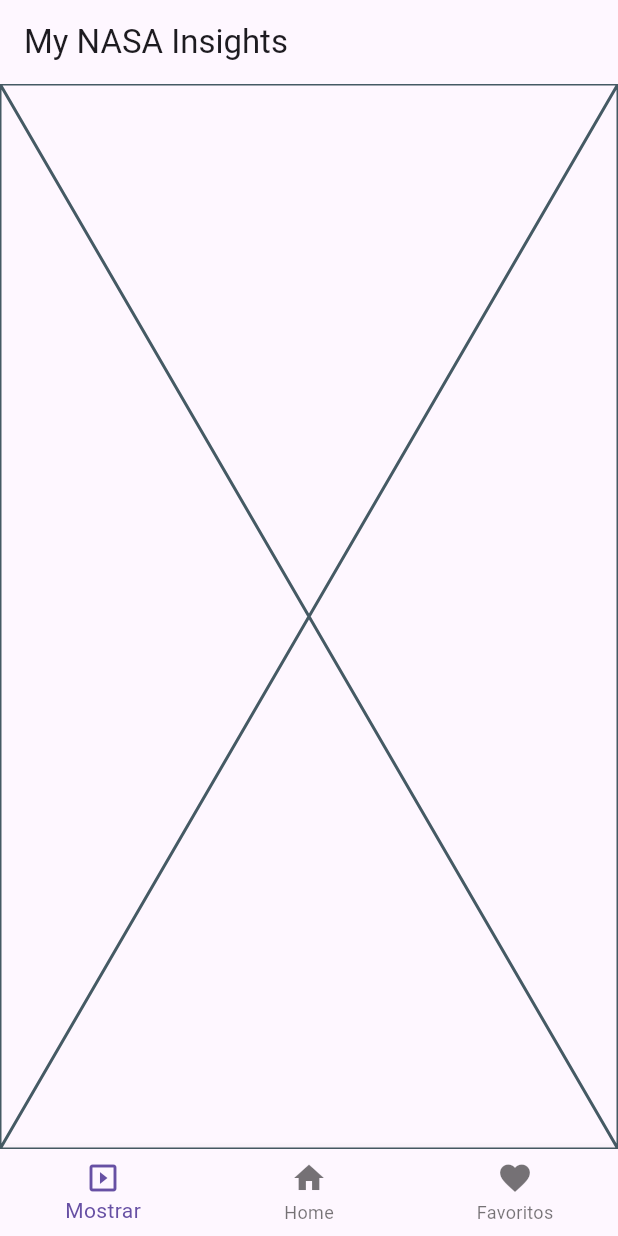
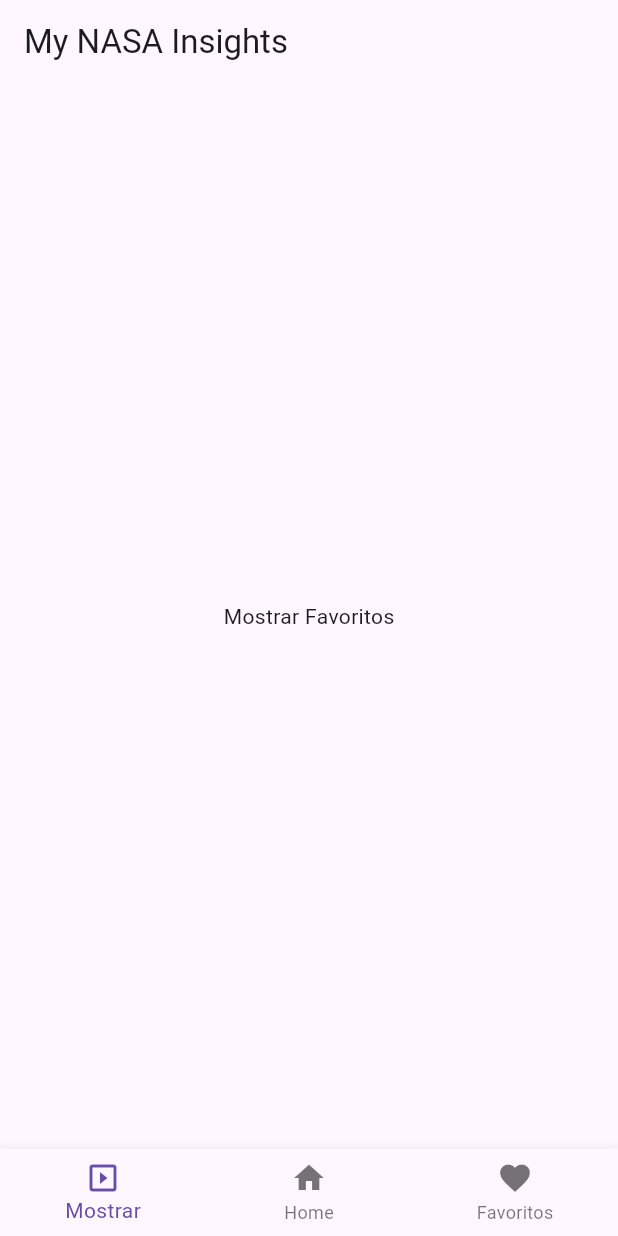
Before and after one commit to Diego22rct/MyNasaInsights-App, a Flutter app: the screen it shows after launch, on a phone screen of 412 x 824 dp. Run offline on Flutter 3.47's test engine with Material 3 defaults, Android fonts, the phone set to English and light mode, and no system bars; our stand-ins replace flutter_bloc.

Commit message:
added the screens Show and Favorites

```diff
--- /dev/null
+++ b/lib/planetary/presentation/show_apod.dart
@@ -0,0 +1,19 @@
+import 'package:flutter/material.dart';
+
+class ShowApod extends StatefulWidget {
+  const ShowApod({super.key});
+
+  @override
+  State<ShowApod> createState() => _ShowApodState();
+}
+
+class _ShowApodState extends State<ShowApod> {
+  @override
+  Widget build(BuildContext context) {
+    return const Scaffold(
+      body: Center(
+        child: Text('Mostrar Favoritos'),
+      ),
+    );
+  }
+}
--- a/lib/shared/presentation/home_page.dart
+++ b/lib/shared/presentation/home_page.dart
@@ -1,4 +1,6 @@
 import 'package:flutter/material.dart';
+import 'package:my_nasa_insights/planetary/presentation/favorites_apod.dart';
+import 'package:my_nasa_insights/planetary/presentation/show_apod.dart';
 import 'package:my_nasa_insights/shared/widgets/home_info.dart';
 
 class HomePage extends StatefulWidget {
@@ -9,7 +11,7 @@
 }
 
 class _HomePageState extends State<HomePage> {
-  final List<Widget> _pages = const [Placeholder(), HomeInfo(), Placeholder()];
+  final List<Widget> _pages = const [ShowApod(), HomeInfo(), FavoritesApod()];
   int _index = 0;
   @override
   Widget build(BuildContext context) {
```
Also changed, not shown: lib/planetary/presentation/favorites_apod.dart (added, +19 -0 lines).
